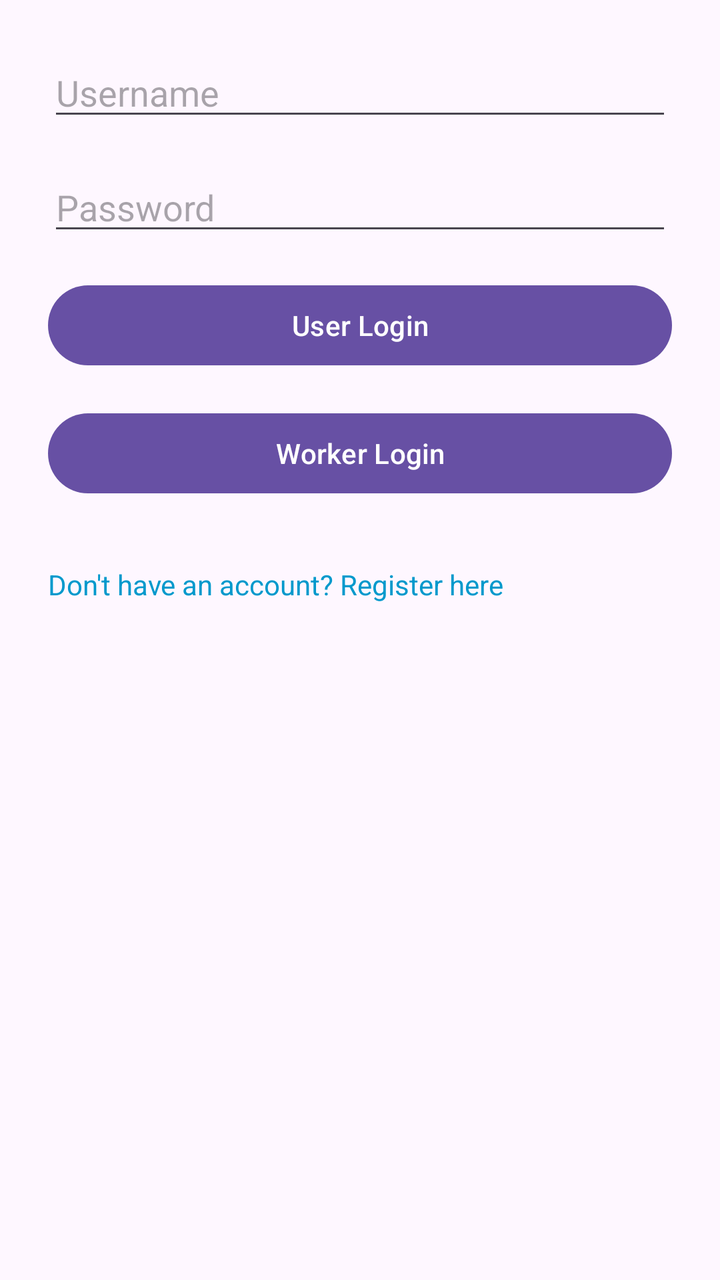
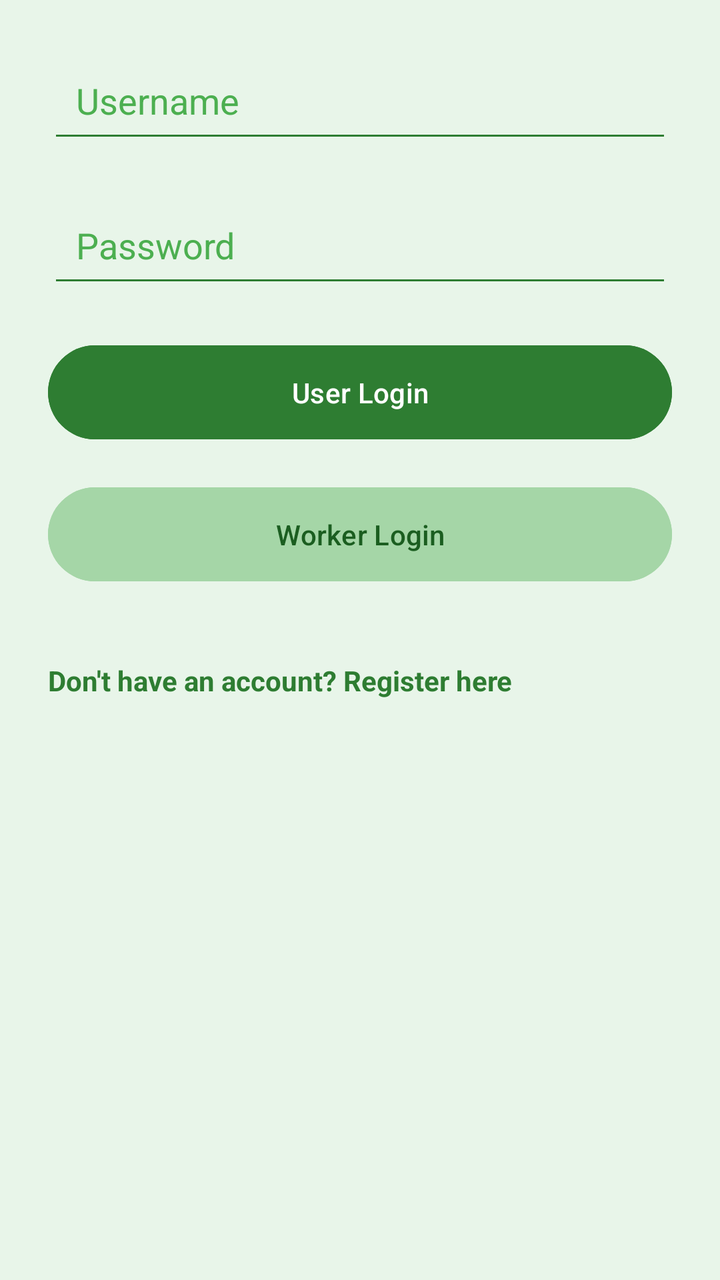

Compare the two renders of this Android layout. The source of the first and the diff that turns it into the second are given below.
<!-- AndroidManifest.xml: application theme Theme.GreenAwareMobile -->
<!-- res/layout/activity_login.xml -->
<?xml version="1.0" encoding="utf-8"?>
<LinearLayout xmlns:android="http://schemas.android.com/apk/res/android"
    android:orientation="vertical"
    android:padding="24dp"
    android:layout_width="match_parent"
    android:layout_height="match_parent">

    <EditText
        android:id="@+id/editUsername"
        android:layout_width="match_parent"
        android:layout_height="wrap_content"
        android:hint="Username"
        android:inputType="text"
        android:layout_marginBottom="16dp"/>

    <EditText
        android:id="@+id/editPassword"
        android:layout_width="match_parent"
        android:layout_height="wrap_content"
        android:hint="Password"
        android:inputType="textPassword"
        android:layout_marginBottom="16dp"/>

    <Button
        android:id="@+id/btnUserLogin"
        android:layout_width="match_parent"
        android:layout_height="wrap_content"
        android:text="User Login"
        android:layout_marginBottom="16dp"/>

    <Button
        android:id="@+id/btnWorkerLogin"
        android:layout_width="match_parent"
        android:layout_height="wrap_content"
        android:text="Worker Login"
        android:layout_marginBottom="16dp"/>

    <TextView
        android:id="@+id/tvRegister"
        android:layout_width="wrap_content"
        android:layout_height="wrap_content"
        android:text="Don't have an account? Register here"
        android:textColor="@android:color/holo_blue_dark"
        android:paddingTop="16dp"/>
</LinearLayout>
<!-- resources referenced by this layout -->
<resources>
  <style name="Theme.GreenAwareMobile" parent="Base.Theme.GreenAwareMobile" />
  <style name="Base.Theme.GreenAwareMobile" parent="Theme.Material3.DayNight.NoActionBar">
          
          
      </style>
</resources>

<!-- the commit's change to res/layout/activity_login.xml (unified diff, before → after) -->
@@ -3,7 +3,8 @@
     android:orientation="vertical"
     android:padding="24dp"
     android:layout_width="match_parent"
-    android:layout_height="match_parent">
+    android:layout_height="match_parent"
+    android:background="#E8F5E9">
 
     <EditText
         android:id="@+id/editUsername"
@@ -11,7 +12,11 @@
         android:layout_height="wrap_content"
         android:hint="Username"
         android:inputType="text"
-        android:layout_marginBottom="16dp"/>
+        android:padding="14dp"
+        android:layout_marginBottom="20dp"
+        android:backgroundTint="#2E7D32"
+        android:textColor="#1B5E20"
+        android:textColorHint="#4CAF50" />
 
     <EditText
         android:id="@+id/editPassword"
@@ -19,27 +24,39 @@
         android:layout_height="wrap_content"
         android:hint="Password"
         android:inputType="textPassword"
-        android:layout_marginBottom="16dp"/>
+        android:padding="14dp"
+        android:layout_marginBottom="20dp"
+        android:backgroundTint="#2E7D32"
+        android:textColor="#1B5E20"
+        android:textColorHint="#4CAF50" />
 
     <Button
         android:id="@+id/btnUserLogin"
         android:layout_width="match_parent"
         android:layout_height="wrap_content"
         android:text="User Login"
-        android:layout_marginBottom="16dp"/>
+        android:layout_marginBottom="16dp"
+        android:padding="14dp"
+        android:backgroundTint="#2E7D32"
+        android:textColor="#FFFFFF" />
 
     <Button
         android:id="@+id/btnWorkerLogin"
         android:layout_width="match_parent"
         android:layout_height="wrap_content"
         android:text="Worker Login"
-        android:layout_marginBottom="16dp"/>
+        android:layout_marginBottom="24dp"
+        android:padding="14dp"
+        android:backgroundTint="#A5D6A7"
+        android:textColor="#1B5E20" />
 
     <TextView
         android:id="@+id/tvRegister"
         android:layout_width="wrap_content"
         android:layout_height="wrap_content"
         android:text="Don't have an account? Register here"
-        android:textColor="@android:color/holo_blue_dark"
-        android:paddingTop="16dp"/>
+        android:textColor="#2E7D32"
+        android:textStyle="bold"
+        android:paddingTop="12dp" />
+
 </LinearLayout>
<!-- resource entries referenced after the edit -->
@@ -4,6 +4,13 @@
   <style name="Base.Theme.GreenAwareMobile" parent="Theme.Material3.DayNight.NoActionBar">
           
           
+          <item name="materialCalendarTheme">@style/GreenCalendarTheme</item>
+      </style>
+  <style name="GreenCalendarTheme" parent="ThemeOverlay.Material3.MaterialCalendar">
+          <item name="colorPrimary">#2E7D32</item>
+          <item name="colorOnPrimary">#FFFFFF</item>
+          <item name="colorSurface">#FFFFFF</item>
+          <item name="colorOnSurface">#2E7D32</item>
       </style>
 </resources>
 
